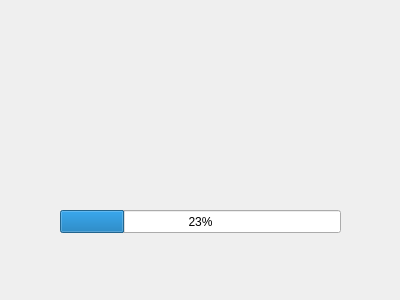
isliulin/QT43, file terminal1/Modem/modem.ui: the form before one commit.
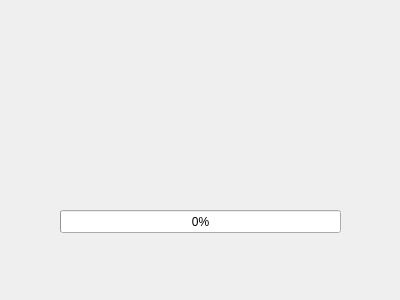
The form after the commit.

The edit to the form file:
```diff
--- a/terminal1/Modem/modem.ui
+++ b/terminal1/Modem/modem.ui
@@ -23,7 +23,7 @@
     </rect>
    </property>
    <property name="value">
-    <number>23</number>
+    <number>0</number>
    </property>
    <property name="format">
     <string>%p%</string>
```
Left out of the diff: 15 changed lines with no effect on the pictures.
